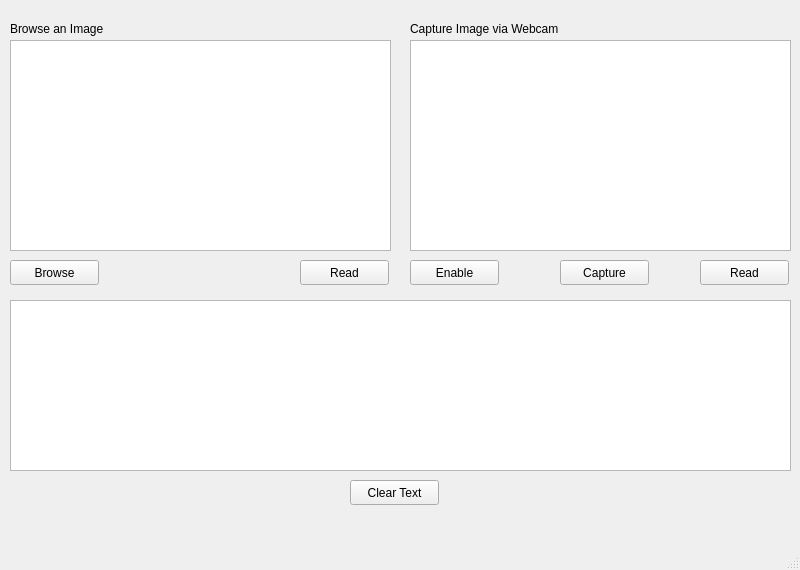
Qt form sprint3/main.ui (ktgapi/COE125_Project) before a commit.
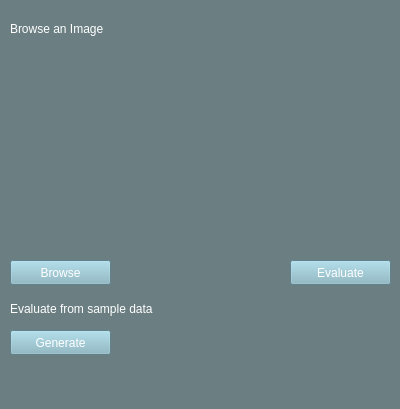
The same form after that commit. Icons and pictures are not drawn.

Patch:
```diff
--- a/sprint3/main.ui
+++ b/sprint3/main.ui
@@ -6,33 +6,36 @@
    <rect>
     <x>0</x>
     <y>0</y>
-    <width>800</width>
-    <height>570</height>
+    <width>400</width>
+    <height>409</height>
    </rect>
   </property>
   <property name="windowTitle">
-   <string>MainWindow</string>
+   <string>Digit Recognition</string>
+  </property>
+  <property name="windowIcon">
+   <iconset>
+    <normaloff>:/logo/card.png</normaloff>:/logo/card.png</iconset>
+  </property>
+  <property name="styleSheet">
+   <string notr="true">background-color: rgb(107, 126, 130);
+color: rgb(255, 255, 255);
+font: 75 10pt &quot;Kozuka Gothic Pr6N B&quot;;</string>
   </property>
   <widget class="QWidget" name="centralwidget">
-   <widget class="QGraphicsView" name="graphicsView">
-    <property name="geometry">
-     <rect>
-      <x>10</x>
-      <y>40</y>
-      <width>381</width>
-      <height>211</height>
-     </rect>
-    </property>
-   </widget>
    <widget class="QPushButton" name="pb_Browse">
     <property name="geometry">
      <rect>
       <x>10</x>
       <y>260</y>
-      <width>89</width>
+      <width>101</width>
       <height>25</height>
      </rect>
     </property>
+    <property name="styleSheet">
+     <string notr="true">background-color: rgb(132, 181, 195);
+color: rgb(255, 255, 255);</string>
+    </property>
     <property name="text">
      <string>Browse</string>
     </property>
@@ -40,86 +43,18 @@
    <widget class="QPushButton" name="pb_Read">
     <property name="geometry">
      <rect>
-      <x>300</x>
+      <x>290</x>
       <y>260</y>
-      <width>89</width>
+      <width>101</width>
       <height>25</height>
      </rect>
     </property>
-    <property name="text">
-     <string>Read</string>
+    <property name="styleSheet">
+     <string notr="true">background-color: rgb(132, 181, 195);
+color: rgb(255, 255, 255);</string>
     </property>
-   </widget>
-   <widget class="QGraphicsView" name="graphicsView_2">
-    <property name="geometry">
-     <rect>
-      <x>410</x>
-      <y>40</y>
-      <width>381</width>
-      <height>211</height>
-     </rect>
-    </property>
-   </widget>
-   <widget class="QTextBrowser" name="textBrowser">
-    <property name="geometry">
-     <rect>
-      <x>10</x>
-      <y>300</y>
-      <width>781</width>
-      <height>171</height>
-     </rect>
-    </property>
-   </widget>
-   <widget class="QPushButton" name="pushButton_3">
-    <property name="geometry">
-     <rect>
-      <x>410</x>
-      <y>260</y>
-      <width>89</width>
-      <height>25</height>
-     </rect>
-    </property>
     <property name="text">
-     <string>Enable</string>
-    </property>
-   </widget>
-   <widget class="QPushButton" name="pushButton_4">
-    <property name="geometry">
-     <rect>
-      <x>700</x>
-      <y>260</y>
-      <width>89</width>
-      <height>25</height>
-     </rect>
-    </property>
-    <property name="text">
-     <string>Read</string>
-    </property>
-   </widget>
-   <widget class="QPushButton" name="pushButton_5">
-    <property name="geometry">
-     <rect>
-      <x>560</x>
-      <y>260</y>
-      <width>89</width>
-      <height>25</height>
-     </rect>
-    </property>
-    <property name="text">
-     <string>Capture</string>
-    </property>
-   </widget>
-   <widget class="QPushButton" name="pushButton_6">
-    <property name="geometry">
-     <rect>
-      <x>350</x>
-      <y>480</y>
-      <width>89</width>
-      <height>25</height>
-     </rect>
-    </property>
-    <property name="text">
-     <string>Clear Text</string>
+     <string>Evaluate</string>
     </property>
    </widget>
    <widget class="QLabel" name="label">
@@ -127,7 +62,7 @@
      <rect>
       <x>10</x>
       <y>20</y>
-      <width>281</width>
+      <width>121</width>
       <height>17</height>
      </rect>
     </property>
@@ -138,14 +73,44 @@
    <widget class="QLabel" name="label_2">
     <property name="geometry">
      <rect>
-      <x>410</x>
-      <y>20</y>
-      <width>281</width>
+      <x>10</x>
+      <y>300</y>
+      <width>191</width>
       <height>17</height>
      </rect>
     </property>
     <property name="text">
-     <string>Capture Image via Webcam</string>
+     <string>Evaluate from sample data</string>
+    </property>
+   </widget>
+   <widget class="QPushButton" name="pb_Generate">
+    <property name="geometry">
+     <rect>
+      <x>10</x>
+      <y>330</y>
+      <width>101</width>
+      <height>25</height>
+     </rect>
+    </property>
+    <property name="styleSheet">
+     <string notr="true">background-color: rgb(132, 181, 195);
+color: rgb(255, 255, 255);</string>
+    </property>
+    <property name="text">
+     <string>Generate</string>
+    </property>
+   </widget>
+   <widget class="QLabel" name="label_3">
+    <property name="geometry">
+     <rect>
+      <x>10</x>
+      <y>40</y>
+      <width>381</width>
+      <height>211</height>
+     </rect>
+    </property>
+    <property name="text">
+     <string/>
     </property>
    </widget>
   </widget>
```
Left out of the diff: 24 changed lines with no effect on the pictures.
